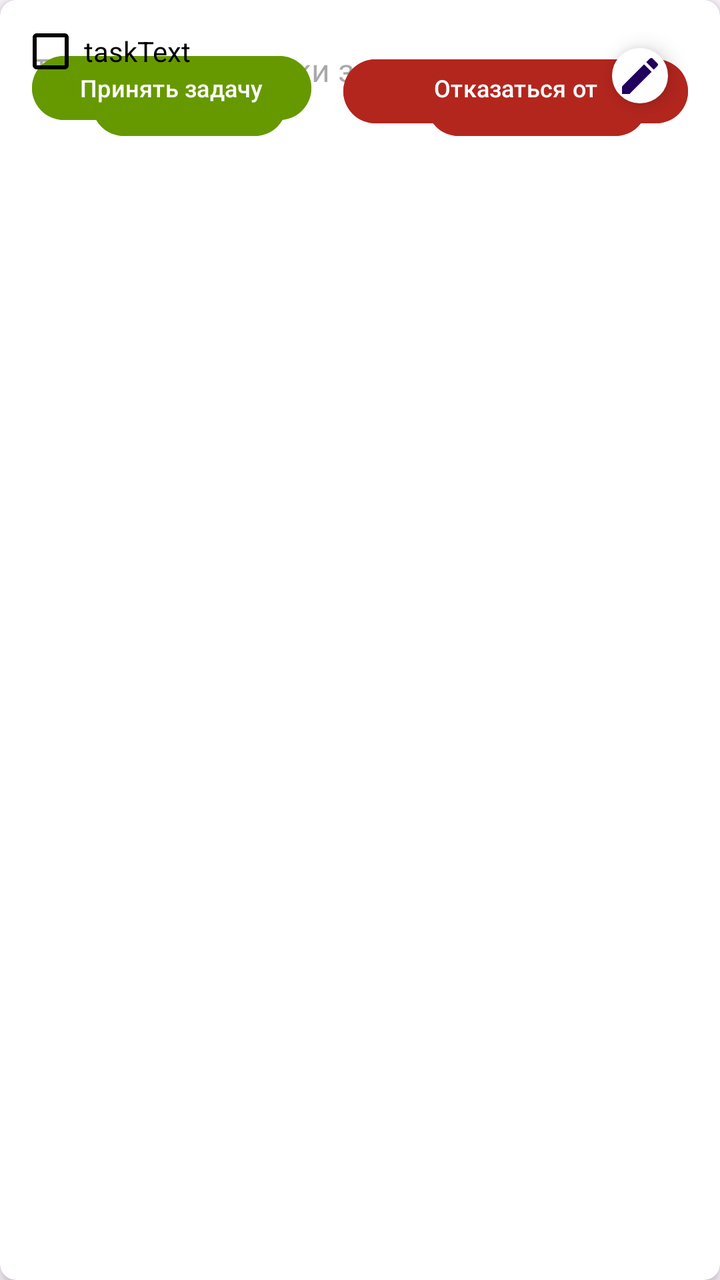
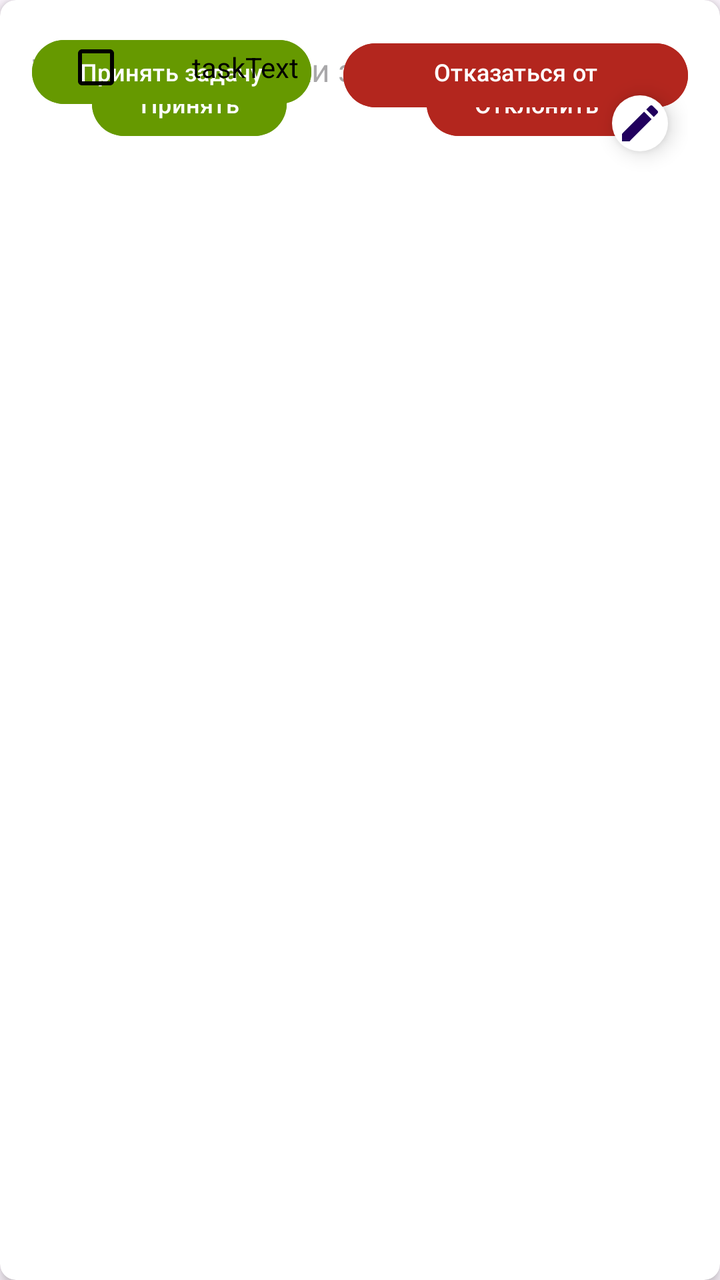

Compare the two renders of this Android layout. The source of the first and the diff that turns it into the second are given below.
<!-- AndroidManifest.xml: application theme Theme.Dolt -->
<!-- res/layout/task_layout.xml -->
<androidx.cardview.widget.CardView xmlns:android="http://schemas.android.com/apk/res/android"
    xmlns:app="http://schemas.android.com/apk/res-auto"
    xmlns:tool="http://schemas.android.com/tools"
    android:layout_width="match_parent"
    android:layout_height="wrap_content"
    android:layout_marginHorizontal="16dp"
    android:layout_marginVertical="8dp"
    app:cardCornerRadius="8dp"
    app:cardElevation="4dp">

    <androidx.constraintlayout.widget.ConstraintLayout
        android:id="@+id/taskConstraintLayout"
        android:layout_width="match_parent"
        android:layout_height="match_parent"
        android:paddingLeft="16dp"
        android:paddingTop="16dp"
        android:paddingRight="16dp"
        android:paddingBottom="8dp">


        <androidx.constraintlayout.widget.ConstraintLayout
            android:id="@+id/taskCheckConstraintLayout"
            android:layout_width="match_parent"
            android:layout_height="match_parent"
            android:layout_marginTop="8dp"
            app:layout_constraintTop_toBottomOf="@+id/termDateTime"
            tool:layout_editor_absoluteX="16dp"
            tool:visibility="gone">

            <TextView
                android:id="@+id/textChecking"
                android:layout_width="match_parent"
                android:layout_height="wrap_content"
                android:hint="Текст для проверки задачи"
                android:textColor="@color/black"
                android:textColorHighlight="#454749"
                android:textSize="16sp"
                app:layout_constraintEnd_toEndOf="parent"
                app:layout_constraintHorizontal_bias="0.0"
                app:layout_constraintStart_toStartOf="parent"
                app:layout_constraintTop_toTopOf="parent" />

            <ImageView
                android:id="@+id/imageCheking"
                android:layout_width="wrap_content"
                android:layout_height="wrap_content"
                android:layout_marginTop="8dp"
                app:layout_constraintEnd_toEndOf="parent"
                app:layout_constraintStart_toStartOf="parent"
                app:layout_constraintTop_toBottomOf="@+id/textChecking"
                tool:ignore="ContentDescription" />

            <LinearLayout
                android:id="@+id/checkingTheTask"
                android:layout_width="match_parent"
                android:layout_height="match_parent"
                android:layout_marginTop="8dp"
                android:orientation="horizontal"
                app:layout_constraintTop_toBottomOf="@+id/imageCheking">

                <Button
                    android:id="@+id/accept"
                    android:layout_width="wrap_content"
                    android:layout_height="40dp"
                    android:backgroundTint="@color/colorPrimary"
                    android:insetLeft="30dp"
                    android:text="Принять"
                    android:textSize="12sp" />

                <Button
                    android:id="@+id/reject"
                    android:layout_width="wrap_content"
                    android:layout_height="40dp"
                    android:backgroundTint="?attr/colorError"
                    android:insetLeft="70dp"
                    android:text="Отклонить"
                    android:textSize="12sp" />
            </LinearLayout>
        </androidx.constraintlayout.widget.ConstraintLayout>

        <LinearLayout
            android:id="@+id/acceptRejectLinearLayout"
            android:layout_width="match_parent"
            android:layout_height="match_parent"
            android:layout_marginTop="8dp"
            android:orientation="horizontal"
            app:layout_constraintBottom_toBottomOf="parent"
            app:layout_constraintEnd_toEndOf="parent"
            app:layout_constraintStart_toStartOf="parent"
            app:layout_constraintTop_toBottomOf="@+id/termDateTime">

            <Button
                android:id="@+id/acceptTheTask"
                android:layout_width="wrap_content"
                android:layout_height="40dp"
                android:backgroundTint="@color/colorPrimary"
                android:text="Принять задачу"
                android:textSize="12sp" />

            <Button
                android:id="@+id/rejectATask"
                android:layout_width="wrap_content"
                android:layout_height="40dp"
                android:backgroundTint="?attr/colorError"
                android:insetLeft="16dp"
                android:text="Отказаться от задачи"
                android:textSize="12sp" />
        </LinearLayout>

        <TextView
            android:id="@+id/taskStatusText"
            android:layout_width="wrap_content"
            android:layout_height="wrap_content"
            android:layout_marginTop="8dp"
            android:text="Статус задачи:"
            android:visibility="gone"
            app:layout_constraintStart_toStartOf="@+id/textView3"
            app:layout_constraintTop_toBottomOf="@+id/textView3" />

        <TextView
            android:id="@+id/user"
            android:layout_width="wrap_content"
            android:layout_height="wrap_content"
            android:layout_marginStart="4dp"
            android:visibility="gone"
            app:layout_constraintStart_toEndOf="@+id/toOrFrom"
            app:layout_constraintTop_toTopOf="@+id/toOrFrom"
            tool:text="Пользователь" />

        <TextView
            android:id="@+id/textView3"
            android:layout_width="wrap_content"
            android:layout_height="wrap_content"
            android:layout_marginTop="8dp"
            android:text="Срок выполнения задачи:"
            android:visibility="gone"
            app:layout_constraintStart_toStartOf="@+id/toOrFrom"
            app:layout_constraintTop_toBottomOf="@+id/user" />

        <CheckBox
            android:id="@+id/todoCheckBox"
            android:layout_width="wrap_content"
            android:layout_height="wrap_content"
            android:layout_marginStart="8dp"
            android:buttonTint="@color/white"
            android:buttonTintMode="multiply"
            android:checked="true"
            android:clickable="false"
            android:paddingStart="8dp"
            android:saveEnabled="false"
            android:text=" "
            app:layout_constraintBottom_toBottomOf="@+id/taskText"
            app:layout_constraintEnd_toStartOf="@+id/taskText"
            app:layout_constraintStart_toStartOf="parent"
            app:layout_constraintTop_toTopOf="@+id/taskText"
            tool:ignore="MissingConstraints,RtlSymmetry" />

        <TextView
            android:id="@+id/termDateTime"
            android:layout_width="wrap_content"
            android:layout_height="wrap_content"
            android:layout_marginTop="8dp"
            app:layout_constraintStart_toStartOf="parent"
            app:layout_constraintTop_toBottomOf="@+id/taskText"
            tool:text="Дата и время" />

        <TextView
            android:id="@+id/toOrFrom"
            android:layout_width="wrap_content"
            android:layout_height="wrap_content"
            android:layout_marginStart="4dp"
            android:layout_marginTop="12dp"
            android:text="От:"
            android:visibility="gone"
            app:layout_constraintStart_toStartOf="parent"
            app:layout_constraintTop_toBottomOf="@+id/taskText" />

        <com.google.android.material.floatingactionbutton.FloatingActionButton
            android:id="@+id/editImage"
            android:layout_width="wrap_content"
            android:layout_height="wrap_content"
            android:layout_marginTop="16dp"
            android:background="@android:color/transparent"
            android:src="@drawable/baseline_edit"
            app:backgroundTint="@color/white"
            app:fabCustomSize="28dp"
            app:fabSize="auto"
            app:layout_constraintBottom_toTopOf="@+id/termDateTime"
            app:layout_constraintEnd_toEndOf="parent"
            app:layout_constraintTop_toTopOf="parent"
            tool:ignore="ContentDescription" />

        <TextView
            android:id="@+id/taskText"
            android:layout_width="260dp"
            android:layout_height="wrap_content"
            android:layout_marginStart="32dp"
            android:text="taskText"
            android:textColor="@color/black"
            app:layout_constraintEnd_toEndOf="parent"
            app:layout_constraintEnd_toStartOf="@+id/editImage"
            app:layout_constraintStart_toStartOf="parent"
            app:layout_constraintTop_toTopOf="parent" />

        <TextView
            android:id="@+id/taskStatus"
            android:layout_width="wrap_content"
            android:layout_height="wrap_content"
            android:layout_marginTop="8dp"
            android:text="Статус задачи"
            android:visibility="gone"
            app:layout_constraintStart_toStartOf="parent"
            app:layout_constraintTop_toBottomOf="@+id/taskText" />

    </androidx.constraintlayout.widget.ConstraintLayout>


</androidx.cardview.widget.CardView>
<!-- resources referenced by this layout -->
<resources>
  <color name="black">#FF000000</color>
  <color name="colorPrimary">@android:color/holo_green_dark</color>
  <color name="white">#FFFFFFFF</color>
  <!-- drawable baseline_edit (drawable) -->
  <vector android:height="24dp" android:tint="#000000"
      android:viewportHeight="24" android:viewportWidth="24"
      android:width="24dp" xmlns:android="http://schemas.android.com/apk/res/android">
      <path android:fillColor="@android:color/black" android:pathData="M3,17.25V21h3.75L17.81,9.94l-3.75,-3.75L3,17.25zM20.71,7.04c0.39,-0.39 0.39,-1.02 0,-1.41l-2.34,-2.34c-0.39,-0.39 -1.02,-0.39 -1.41,0l-1.83,1.83 3.75,3.75 1.83,-1.83z"/>
  </vector>
  <style name="Theme.Dolt" parent="Base.Theme.Dolt" />
  <style name="Base.Theme.Dolt" parent="Theme.Material3.DayNight.NoActionBar">
          
          
      </style>
</resources>

<!-- the commit's change to res/layout/task_layout.xml (unified diff, before → after) -->
@@ -82,12 +82,11 @@
             android:id="@+id/acceptRejectLinearLayout"
             android:layout_width="match_parent"
             android:layout_height="match_parent"
-            android:layout_marginTop="8dp"
             android:orientation="horizontal"
             app:layout_constraintBottom_toBottomOf="parent"
             app:layout_constraintEnd_toEndOf="parent"
             app:layout_constraintStart_toStartOf="parent"
-            app:layout_constraintTop_toBottomOf="@+id/termDateTime">
+            app:layout_constraintTop_toBottomOf="@+id/editImage">
 
             <Button
                 android:id="@+id/acceptTheTask"
@@ -141,7 +140,7 @@
             android:id="@+id/todoCheckBox"
             android:layout_width="wrap_content"
             android:layout_height="wrap_content"
-            android:layout_marginStart="8dp"
+            android:layout_marginStart="16dp"
             android:buttonTint="@color/white"
             android:buttonTintMode="multiply"
             android:checked="true"
@@ -150,7 +149,6 @@
             android:saveEnabled="false"
             android:text=" "
             app:layout_constraintBottom_toBottomOf="@+id/taskText"
-            app:layout_constraintEnd_toStartOf="@+id/taskText"
             app:layout_constraintStart_toStartOf="parent"
             app:layout_constraintTop_toTopOf="@+id/taskText"
             tool:ignore="MissingConstraints,RtlSymmetry" />
@@ -179,27 +177,27 @@
             android:id="@+id/editImage"
             android:layout_width="wrap_content"
             android:layout_height="wrap_content"
-            android:layout_marginTop="16dp"
+            android:layout_marginBottom="-16dp"
             android:background="@android:color/transparent"
             android:src="@drawable/baseline_edit"
             app:backgroundTint="@color/white"
             app:fabCustomSize="28dp"
             app:fabSize="auto"
-            app:layout_constraintBottom_toTopOf="@+id/termDateTime"
+            app:layout_constraintBottom_toBottomOf="@+id/termDateTime"
             app:layout_constraintEnd_toEndOf="parent"
-            app:layout_constraintTop_toTopOf="parent"
             tool:ignore="ContentDescription" />
 
         <TextView
             android:id="@+id/taskText"
-            android:layout_width="260dp"
-            android:layout_height="wrap_content"
-            android:layout_marginStart="32dp"
+            android:layout_width="0dp"
+            android:layout_height="wrap_content"
+            android:layout_marginStart="16dp"
+            android:layout_marginTop="8dp"
+            android:layout_marginEnd="16dp"
             android:text="taskText"
             android:textColor="@color/black"
             app:layout_constraintEnd_toEndOf="parent"
-            app:layout_constraintEnd_toStartOf="@+id/editImage"
-            app:layout_constraintStart_toStartOf="parent"
+            app:layout_constraintStart_toEndOf="@+id/todoCheckBox"
             app:layout_constraintTop_toTopOf="parent" />
 
         <TextView
